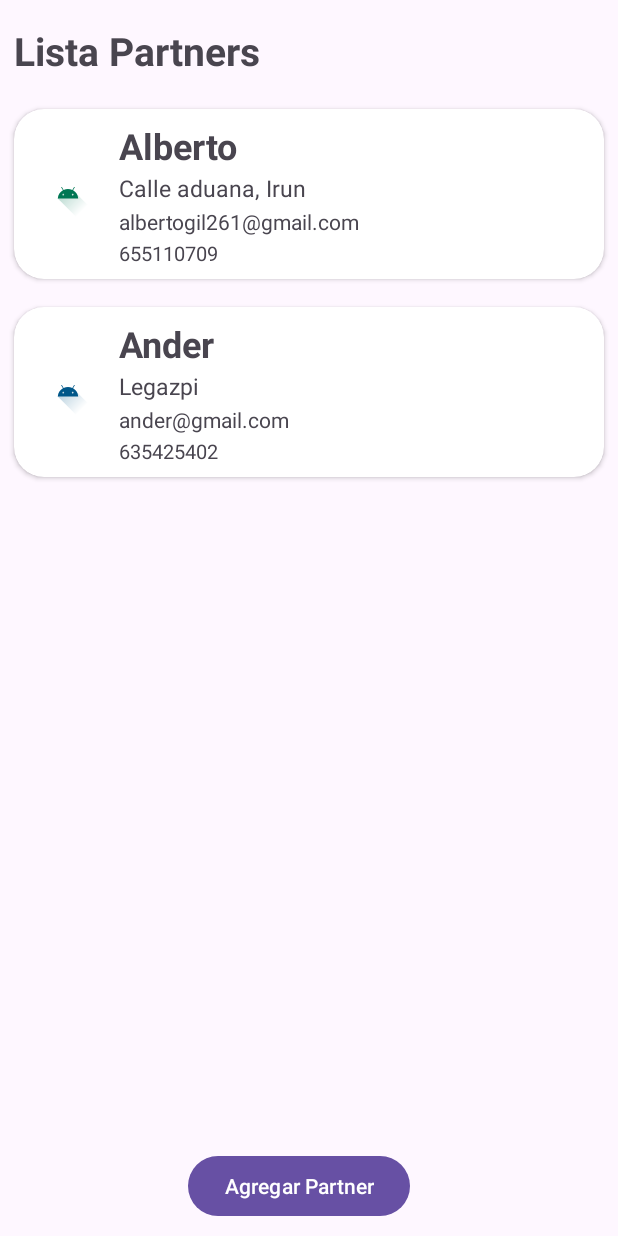
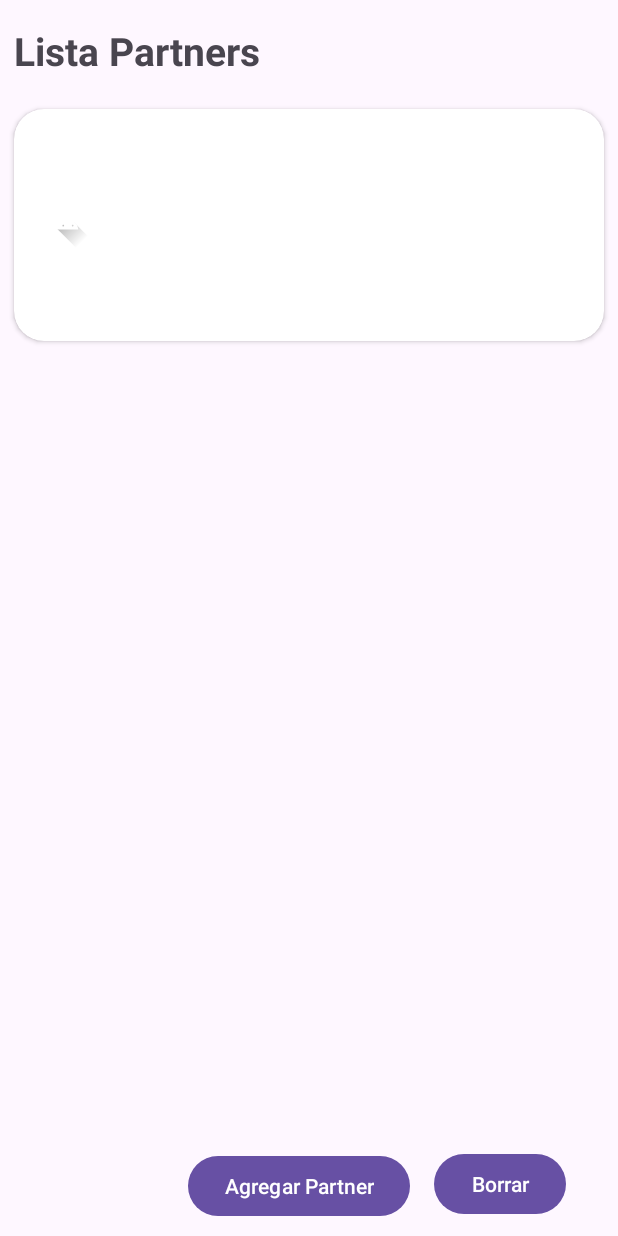
Before and after one commit to andercete/android, an Android app: the Actividad_Partners screen opened directly, with no data from a screen before it, on a phone screen of 412 x 824 dp. Run offline under Robolectric (Android 15) with nearby library versions, the phone set to English and light mode, and no system bars.

Commit message:
alta partners implementado

```diff
--- a/app/src/main/AndroidManifest.xml
+++ b/app/src/main/AndroidManifest.xml
@@ -12,6 +12,9 @@
         android:supportsRtl="true"
         android:theme="@style/Theme.Comercial"
         tools:targetApi="31">
+        <activity
+            android:name=".Actividad_Altasocio"
+            android:exported="false" />
         <activity
             android:name=".Actividad_EnvioDelegacion"
             android:exported="false" />
--- a/app/src/main/java/com/example/comercial/Actividad_Partners.java
+++ b/app/src/main/java/com/example/comercial/Actividad_Partners.java
@@ -4,11 +4,18 @@
     import androidx.recyclerview.widget.LinearLayoutManager;
     import androidx.recyclerview.widget.RecyclerView;
 
+    import android.content.Intent;
     import android.os.Bundle;
     import android.util.Xml;
+    import android.view.View;
+    import android.widget.Button;
 
     import org.xmlpull.v1.XmlPullParser;
+    import org.xmlpull.v1.XmlSerializer;
 
+    import java.io.File;
+    import java.io.FileInputStream;
+    import java.io.FileOutputStream;
     import java.io.InputStream;
     import java.util.ArrayList;
     import java.util.List;
@@ -20,12 +27,29 @@
         ListAdapter mAdapter;
         List<Partner> partners;
         RecyclerView recyclerView;
+        Button bAgregar;
+        Button bBorrar;
 
         @Override
         protected void onCreate(Bundle savedInstanceState) {
             super.onCreate(savedInstanceState);
             setContentView(R.layout.layout_partners);
+            bAgregar = findViewById(R.id.bPartnerAgregar);
+            bBorrar = findViewById(R.id.bPartnerBorrar);
+            bAgregar.setOnClickListener(new View.OnClickListener() {
+                @Override
+                public void onClick(View v) {
+                    Intent intent = new Intent(Actividad_Partners.this, Actividad_Altasocio.class);
+                    startActivity(intent);
+                }
+            });
 
+            bBorrar.setOnClickListener(new View.OnClickListener() {
+                @Override
+                public void onClick(View v) {
+                    borrarRegistros();
+                }
+            });
 
             // Suponiendo que ya tienes una lista de partners parseada
             List<Partner> partnersList = parsePartnersXML();
@@ -49,7 +73,11 @@
             String currentTag = null;
 
             try {
-                InputStream inputStream = getAssets().open("partners.xml");
+                File file = new File(getFilesDir(), "partners.xml");
+                if (!file.exists()) {
+                    return partners; // El archivo no existe, devolvemos la lista vacía
+                }
+                InputStream inputStream = new FileInputStream(file);
                 XmlPullParser parser = Xml.newPullParser();
                 parser.setFeature(XmlPullParser.FEATURE_PROCESS_NAMESPACES, false);
                 parser.setInput(inputStream, null);
@@ -75,14 +103,17 @@
                                     case "direccion":
                                         currentPartner.setDireccion(parser.getText());
                                         break;
+                                    case "poblacion":
+                                        currentPartner.setPoblacion(parser.getText());
+                                        break;
+                                    case "cif":
+                                        currentPartner.setCif(parser.getText());
+                                        break;
                                     case "telefono":
                                         currentPartner.setTelefono(parser.getText());
                                         break;
                                     case "email":
                                         currentPartner.setEmail(parser.getText());
-                                        break;
-                                    case "color":
-                                        currentPartner.setColor(parser.getText());
                                         break;
                                 }
                             }
@@ -106,6 +137,52 @@
 
             return partners;
         }
+        @Override
+        protected void onResume() {
+            super.onResume();
+            // Actualiza la lista de socios cada vez que la actividad se reanuda
+            List<Partner> updatedPartnersList = parsePartnersXML();
+            if (mAdapter != null) {
+                mAdapter.setItems(updatedPartnersList);
+                mAdapter.notifyDataSetChanged();
+            } else {
+                // Si el adaptador no se ha inicializado todavía, inicialízalo aquí
+                initRecyclerView(updatedPartnersList);
+            }
+        }
+        private void borrarRegistros() {
+            try {
+                File file = new File(getFilesDir(), "partners.xml");
 
+                // Leer el contenido actual del archivo XML en una estructura de datos
+                List<Partner> partners = parsePartnersXML();
 
+                Partner Socio = partners.isEmpty() ? null : partners.get(0);
+                partners.clear();
+
+                // Escribir la estructura de datos modificada en el archivo XML
+                writePartnersToXML(file, partners);
+                recreate();
+            } catch (Exception e) {
+                e.printStackTrace();
+            }
+        }
+
+        private void writePartnersToXML(File file, List<Partner> partners) {
+            try {
+                FileOutputStream fos = new FileOutputStream(file);
+                XmlSerializer serializer = Xml.newSerializer();
+                serializer.setOutput(fos, "UTF-8");
+                serializer.startDocument("UTF-8", true);
+                serializer.text("\n");
+                serializer.startTag(null, "partners");
+                serializer.text("\n");
+                serializer.endTag(null, "partners");
+                serializer.endDocument();
+                serializer.flush();
+                fos.close();
+            } catch (Exception e) {
+                e.printStackTrace(); // Manejo de errores
+            }
+        }
     }
--- a/app/src/main/java/com/example/comercial/ListAdapter.java
+++ b/app/src/main/java/com/example/comercial/ListAdapter.java
@@ -1,8 +1,6 @@
 package com.example.comercial;
 //Clase MyAdapter, necesaria para el uso de RecyclerView (programado en Actividad_Partners)
 import android.content.Context;
-import android.graphics.Color;
-import android.graphics.PorterDuff;
 import android.view.LayoutInflater;
 import android.view.View;
 import android.view.ViewGroup;
@@ -57,21 +55,24 @@ public class ListAdapter extends RecyclerView.Adapter<ListAdapter.ViewHolder> {
     public class ViewHolder extends RecyclerView.ViewHolder {
         // Aquí defines los componentes de la vista, por ejemplo, un TextView
         ImageView iconImage;
-        TextView nombre,direccion,telefono,email;
+        TextView nombre,direccion,poblacion,cif,telefono,email;
         public ViewHolder(View itemView) {
             super(itemView);
             // Aquí inicializas los componentes de la vista
             iconImage = itemView.findViewById(R.id.iconImageView);
             nombre = itemView.findViewById(R.id.nombreTextView);
             direccion = itemView.findViewById(R.id.direccionTextView);
+            poblacion = itemView.findViewById(R.id.poblacionTextView);
+            cif = itemView.findViewById(R.id.cifTextView);
             telefono = itemView.findViewById(R.id.telefonoTextView);
             email = itemView.findViewById(R.id.emailTextView);
         }
 
         void bindData(final Partner item) {
-            iconImage.setColorFilter(Color.parseColor(item.getColor()), PorterDuff.Mode.SRC_IN);
             nombre.setText(item.getNombre());
             direccion.setText(item.getDireccion());
+            poblacion.setText(item.getPoblacion());
+            cif.setText(item.getCif());
             telefono.setText(item.getTelefono());
             email.setText(item.getEmail());
         }
--- a/app/src/main/java/com/example/comercial/Partner.java
+++ b/app/src/main/java/com/example/comercial/Partner.java
@@ -1,37 +1,29 @@
 package com.example.comercial;
-//Clase Partner con constructores
+
 public class Partner {
 
-    public String color;
-    public String nombre;
-    public String direccion;
-    public String telefono;
-    public String email;
+    private String nombre;
+    private String direccion;
+    private String poblacion;
+    private String cif;
+    private String telefono;
+    private String email;
 
+    // Constructor vacío
+    public Partner() {
+    }
 
-
-    public Partner () {
-
-    }
-    // Constructor
-    public Partner(String color,String nombre, String direccion, String telefono, String email) {
-        this.color = color;
+    // Constructor con todos los campos
+    public Partner(String nombre, String direccion, String poblacion, String cif, String telefono, String email) {
         this.nombre = nombre;
         this.direccion = direccion;
+        this.poblacion = poblacion;
+        this.cif = cif;
         this.telefono = telefono;
         this.email = email;
     }
 
     // Getters y Setters
-
-
-    public String getColor() {
-        return color;
-    }
-
-    public void setColor(String color) {
-        this.color = color;
-    }
 
     public String getNombre() {
         return nombre;
@@ -47,6 +39,22 @@ public class Partner {
 
     public void setDireccion(String direccion) {
         this.direccion = direccion;
+    }
+
+    public String getPoblacion() {
+        return poblacion;
+    }
+
+    public void setPoblacion(String poblacion) {
+        this.poblacion = poblacion;
+    }
+
+    public String getCif() {
+        return cif;
+    }
+
+    public void setCif(String cif) {
+        this.cif = cif;
     }
 
     public String getTelefono() {
--- a/app/src/main/res/layout/layout_partners.xml
+++ b/app/src/main/res/layout/layout_partners.xml
@@ -37,7 +37,7 @@
         app:layout_constraintTop_toBottomOf="@+id/textView6" />
 
     <Button
-        android:id="@+id/bAgregar"
+        android:id="@+id/bPartnerAgregar"
         android:layout_width="wrap_content"
         android:layout_height="wrap_content"
         android:layout_marginStart="153dp"
@@ -49,4 +49,14 @@
         app:layout_constraintEnd_toEndOf="parent"
         app:layout_constraintStart_toStartOf="parent"
         app:layout_constraintTop_toBottomOf="@+id/listRecyclerView" />
+
+    <Button
+        android:id="@+id/bPartnerBorrar"
+        android:layout_width="wrap_content"
+        android:layout_height="wrap_content"
+        android:layout_marginStart="16dp"
+        android:layout_marginTop="5dp"
+        android:text="Borrar"
+        app:layout_constraintStart_toEndOf="@+id/bPartnerAgregar"
+        app:layout_constraintTop_toBottomOf="@+id/listRecyclerView" />
 </androidx.constraintlayout.widget.ConstraintLayout>
--- a/app/src/main/res/layout/list_element.xml
+++ b/app/src/main/res/layout/list_element.xml
@@ -63,13 +63,20 @@
                     android:textSize="15sp" />
 
                 <TextView
-                    android:id="@+id/emailTextView"
+                    android:id="@+id/poblacionTextView"
                     android:layout_width="wrap_content"
                     android:layout_height="wrap_content"
                     android:layout_marginBottom="2dp"
-                    android:text="albertogil261@gmail.com"
+                    android:text="Irun"
                     android:textSize="14sp" />
 
+                <TextView
+                    android:id="@+id/cifTextView"
+                    android:layout_width="wrap_content"
+                    android:layout_height="wrap_content"
+                    android:layout_marginBottom="2dp"
+                    android:text="44570590V"
+                    android:textSize="13sp"/>
                 <TextView
                     android:id="@+id/telefonoTextView"
                     android:layout_width="wrap_content"
@@ -77,6 +84,13 @@
                     android:layout_marginBottom="2dp"
                     android:text="655110709"
                     android:textSize="13sp"/>
+                <TextView
+                    android:id="@+id/emailTextView"
+                    android:layout_width="wrap_content"
+                    android:layout_height="wrap_content"
+                    android:layout_marginBottom="2dp"
+                    android:text="albertogil261@gmail.com"
+                    android:textSize="13sp"/>
             </LinearLayout>
         </RelativeLayout>
     </LinearLayout>
```
Also changed, not shown: app/src/main/assets/partners.xml (+7 -12 lines), app/src/main/java/com/example/comercial/Actividad_Altasocio.java (added, +252 -0 lines), app/src/main/java/com/example/comercial/MyAdapter.java (deleted, +0 -48 lines), app/src/main/res/layout/layout_altasocio.xml (added, +113 -0 lines).
